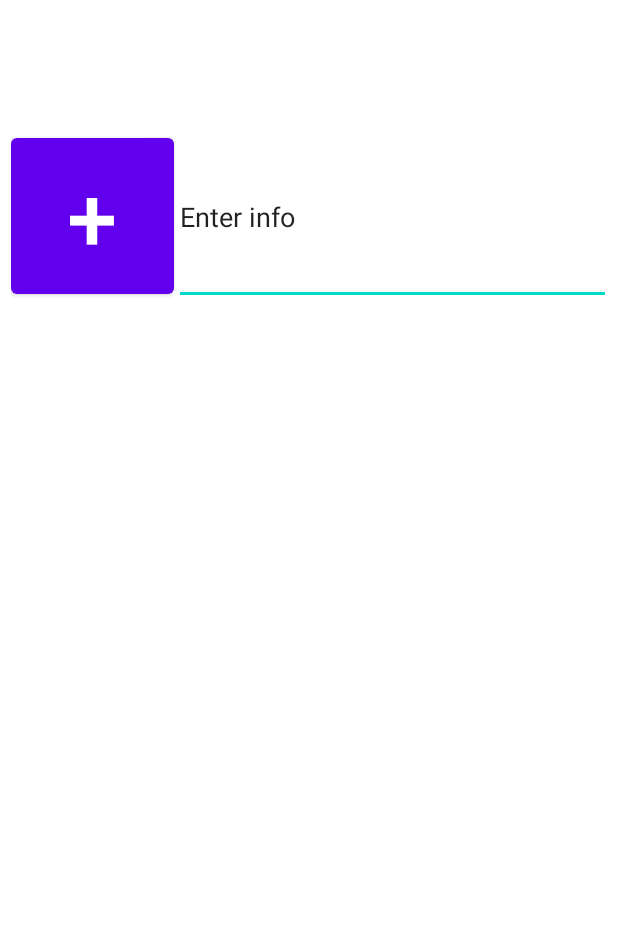
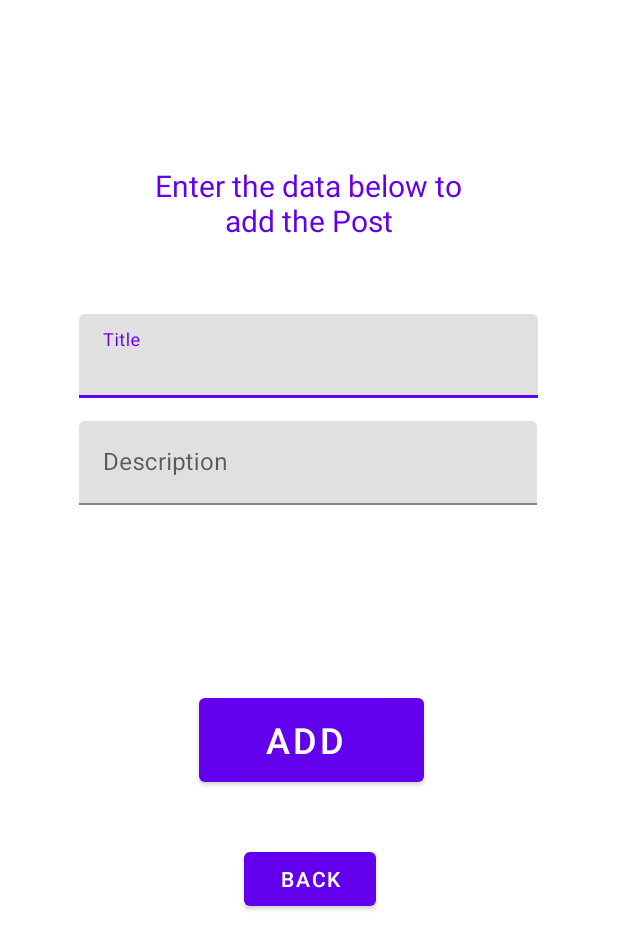
Before and after one commit to NduonyiJackUkitetu/Online-Voting-System, an Android app: the PostAdd screen opened directly, with no data from a screen before it, on a phone screen of 412 x 824 dp. Shown: the top 949 px of the screen. Run offline under Robolectric (Android 15) with nearby library versions, the phone set to English and light mode, and no system bars; our stand-ins replace Firebase (no records; nobody signed in at launch, a user with empty details on screens opened directly).

Commit message:
Made UI for the PostAdd class

```diff
--- a/app/src/main/java/com/example/onlinevotingsystem/PostAdd.java
+++ b/app/src/main/java/com/example/onlinevotingsystem/PostAdd.java
@@ -30,8 +30,8 @@ import java.util.ArrayList;
 import java.util.List;
 
 public class PostAdd extends AppCompatActivity{
-    EditText editText;
-    Button add_button;
+    TextInputEditText editTextTitle, editTextDesc;
+    Button add_button, back_button;
     FirebaseDatabase database;
     DatabaseReference idRef;
     DatabaseReference myRef;
@@ -50,15 +50,27 @@ public class PostAdd extends AppCompatActivity{
         myRef =  database.getReference();
 
         add_button = findViewById(R.id.addPostButton);
+        back_button = findViewById(R.id.backPostButton);
+
         currUser = auth.getCurrentUser();
 
         add_button.setOnClickListener(new View.OnClickListener() {
             @Override
             public void onClick(View view) {
-                editText = findViewById(R.id.editTextPostTitle);
-                String title = editText.getText().toString();
-                StoreNewPostData(currUser.getUid(), title, title);
+                editTextTitle = findViewById(R.id.editTextPostTitle);
+                editTextDesc = findViewById(R.id.editTextPostDesc);
+                String title = editTextTitle.getText().toString();
+                String description = editTextDesc.getText().toString();
+                StoreNewPostData(currUser.getUid(), title, description);
 
+            }
+        });
+        back_button.setOnClickListener(new View.OnClickListener() {
+            @Override
+            public void onClick(View view) {
+                Intent intent = new Intent(getApplicationContext(), MainActivity.class);
+                startActivity(intent);
+                finish();
             }
         });
 
--- a/app/src/main/res/layout/activity_post_add.xml
+++ b/app/src/main/res/layout/activity_post_add.xml
@@ -6,40 +6,88 @@
     android:layout_height="match_parent">
 
     <LinearLayout
-        android:layout_width="397dp"
-        android:layout_height="404dp"
-        android:layout_marginEnd="1dp"
-        android:layout_marginBottom="1dp"
-        android:orientation="horizontal"
+        android:id="@+id/linearLayout"
+        android:layout_width="306dp"
+        android:layout_height="180dp"
+        android:layout_marginStart="52dp"
+        android:layout_marginTop="11dp"
+        android:layout_marginEnd="53dp"
+        android:orientation="vertical"
+        app:layout_constraintEnd_toEndOf="parent"
+        app:layout_constraintStart_toStartOf="parent"
+        app:layout_constraintTop_toBottomOf="@+id/textView2">
+
+        <com.google.android.material.textfield.TextInputLayout
+            android:layout_width="match_parent"
+            android:layout_height="71dp">
+
+            <com.google.android.material.textfield.TextInputEditText
+                android:id="@+id/editTextPostTitle"
+                android:layout_width="306dp"
+                android:layout_height="wrap_content"
+                android:hint="Title" />
+
+        </com.google.android.material.textfield.TextInputLayout>
+
+        <com.google.android.material.textfield.TextInputLayout
+            android:layout_width="match_parent"
+            android:layout_height="93dp">
+
+            <com.google.android.material.textfield.TextInputEditText
+                android:id="@+id/editTextPostDesc"
+                android:layout_width="305dp"
+                android:layout_height="wrap_content"
+                android:hint="Description" />
+        </com.google.android.material.textfield.TextInputLayout>
+
+    </LinearLayout>
+
+    <Button
+        android:id="@+id/addPostButton"
+        android:layout_width="150dp"
+        android:layout_height="68dp"
+        android:layout_marginStart="132dp"
+        android:layout_marginTop="40dp"
+        android:layout_marginEnd="129dp"
+        android:layout_marginBottom="2dp"
+        android:layout_weight="1"
+        android:text="Add "
+        android:textSize="24sp"
+        app:layout_constraintBottom_toTopOf="@+id/backPostButton"
+        app:layout_constraintEnd_toEndOf="parent"
+        app:layout_constraintHorizontal_bias="1.0"
+        app:layout_constraintStart_toStartOf="parent"
+        app:layout_constraintTop_toBottomOf="@+id/linearLayout" />
+
+    <TextView
+        android:id="@+id/textView2"
+        android:layout_width="230dp"
+        android:layout_height="88dp"
+        android:layout_marginStart="90dp"
+        android:layout_marginTop="110dp"
+        android:layout_marginEnd="91dp"
+        android:text="Enter the data below to add the Post"
+        android:textAlignment="center"
+        android:textColor="@color/purple_500"
+        android:textSize="20sp"
+        app:layout_constraintEnd_toEndOf="parent"
+        app:layout_constraintStart_toStartOf="parent"
+        app:layout_constraintTop_toTopOf="parent" />
+
+    <Button
+        android:id="@+id/backPostButton"
+        android:layout_width="wrap_content"
+        android:layout_height="wrap_content"
+        android:layout_marginStart="162dp"
+        android:layout_marginTop="2dp"
+        android:layout_marginEnd="161dp"
+        android:layout_marginBottom="184dp"
+        android:text="Back"
         app:layout_constraintBottom_toBottomOf="parent"
         app:layout_constraintEnd_toEndOf="parent"
-        app:layout_constraintHorizontal_bias="0.538"
+        app:layout_constraintHorizontal_bias="1.0"
         app:layout_constraintStart_toStartOf="parent"
-        app:layout_constraintTop_toTopOf="parent"
-        app:layout_constraintVertical_bias="0.205"
-        tools:ignore="MissingConstraints">
+        app:layout_constraintTop_toBottomOf="@+id/addPostButton"
+        app:layout_constraintVertical_bias="1.0" />
 
-        <Button
-            android:id="@+id/addPostButton"
-            android:layout_width="wrap_content"
-            android:layout_height="116dp"
-            android:layout_weight="1"
-            android:text="+"
-            android:textSize="60sp" />
-
-        <LinearLayout
-            android:layout_width="267dp"
-            android:layout_height="117dp"
-            android:layout_weight="1"
-            android:orientation="vertical">
-
-            <EditText
-                android:id="@+id/editTextPostTitle"
-                android:layout_width="291dp"
-                android:layout_height="match_parent"
-                android:ems="10"
-                android:inputType="textPersonName"
-                android:text="Enter info" />
-        </LinearLayout>
-    </LinearLayout>
 </androidx.constraintlayout.widget.ConstraintLayout>
```
